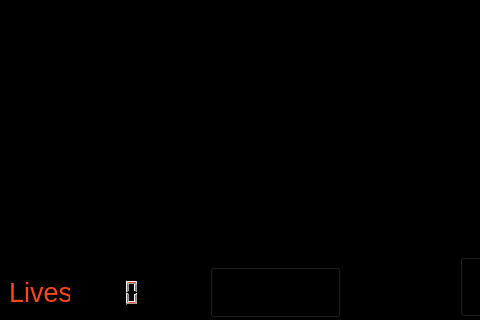
First picture: the form in gamescreen.ui, repository Asyll/GatorPac, before the edit; both pictures show x 0 to 480 and y 433 to 753 of the 562 by 753 pixel window.
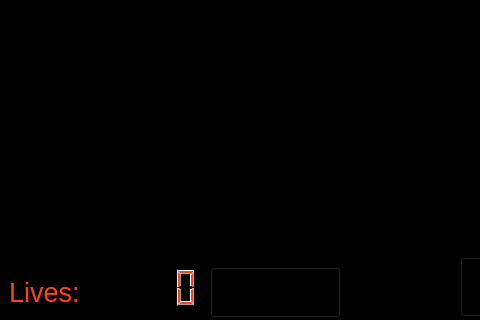
Second picture: the form after the edit. Icons and pictures are not drawn.

Commit message: fix pause button bug

Patch:
```diff
--- a/gamescreen.ui
+++ b/gamescreen.ui
@@ -170,7 +170,7 @@
     <rect>
      <x>9</x>
      <y>705</y>
-     <width>61</width>
+     <width>71</width>
      <height>41</height>
     </rect>
    </property>
@@ -190,10 +190,10 @@
   <widget class="QLCDNumber" name="lifeCount">
    <property name="geometry">
     <rect>
-     <x>70</x>
-     <y>710</y>
-     <width>71</width>
-     <height>31</height>
+     <x>90</x>
+     <y>700</y>
+     <width>111</width>
+     <height>41</height>
     </rect>
    </property>
    <property name="font">
```
The commit also changes 1 other file.
